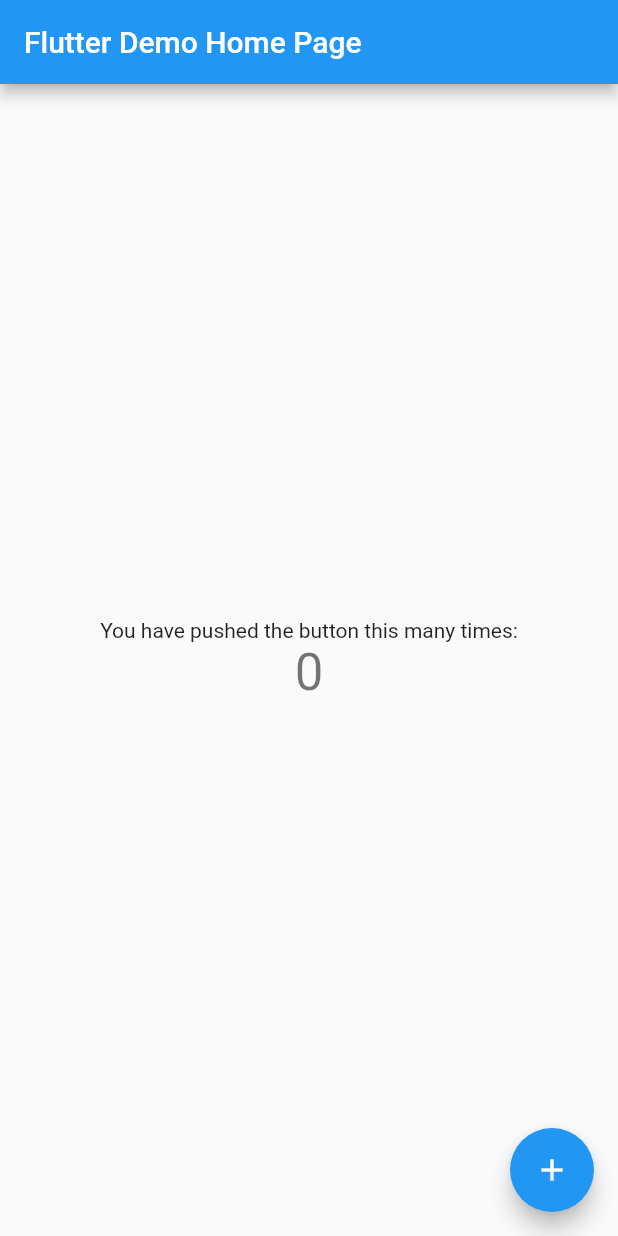
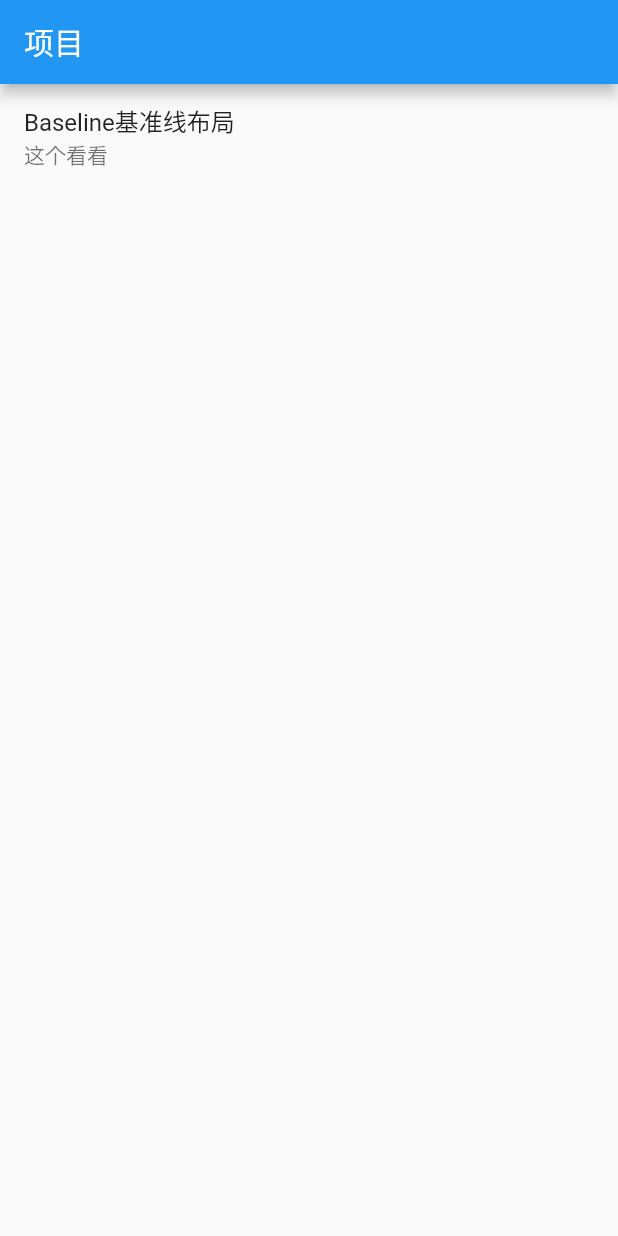
Before and after one commit to 1990jiang/flutterStudy, a Flutter app: the screen it shows after launch, on a phone screen of 412 x 824 dp. Run offline on Flutter 3.47's test engine with Material 2 defaults, Android fonts, the phone set to English and light mode, and no system bars.

Commit message:
第一个实例

```diff
--- a/lib/main.dart
+++ b/lib/main.dart
@@ -1,111 +1,47 @@
 import 'package:flutter/material.dart';
+import './tutorial1/tutorialOne.dart';
 
-void main() => runApp(MyApp());
+void main() => runApp(new MyApp());
 
 class MyApp extends StatelessWidget {
-  // This widget is the root of your application.
   @override
   Widget build(BuildContext context) {
     return MaterialApp(
-      title: 'Flutter Demo',
-      theme: ThemeData(
-        // This is the theme of your application.
-        //
-        // Try running your application with "flutter run". You'll see the
-        // application has a blue toolbar. Then, without quitting the app, try
-        // changing the primarySwatch below to Colors.green and then invoke
-        // "hot reload" (press "r" in the console where you ran "flutter run",
-        // or simply save your changes to "hot reload" in a Flutter IDE).
-        // Notice that the counter didn't reset back to zero; the application
-        // is not restarted.
-        primarySwatch: Colors.blue,
-      ),
-      home: MyHomePage(title: 'Flutter Demo Home Page'),
+        title: "标题", debugShowCheckedModeBanner: false, home: PeoplePage());
+  }
+}
+
+class PeoplePage extends StatelessWidget {
+  @override
+  Widget build(BuildContext context) {
+    return Scaffold(
+        appBar: AppBar(
+          title: Text("项目"),
+        ),
+        body: ListView(
+          children: <Widget>[
+            ListTileW("Baseline基准线布局", "这个看看", TutorialOneDemo()),
+          ],
+        ));
+  }
+}
+
+class ListTileW extends StatelessWidget {
+  const ListTileW(this.title, this.subTitle, this.pushWidget);
+  final String title;
+  final String subTitle;
+  final Widget pushWidget;
+
+  @override
+  Widget build(BuildContext context) {
+    return ListTile(
+      title: Text(title),
+      subtitle: Text(subTitle),
+      onTap: () {
+        Navigator.push(context, MaterialPageRoute(builder: (context) {
+          return pushWidget;
+        }));
+      },
     );
   }
 }
-
-class MyHomePage extends StatefulWidget {
-  MyHomePage({Key key, this.title}) : super(key: key);
-
-  // This widget is the home page of your application. It is stateful, meaning
-  // that it has a State object (defined below) that contains fields that affect
-  // how it looks.
-
-  // This class is the configuration for the state. It holds the values (in this
-  // case the title) provided by the parent (in this case the App widget) and
-  // used by the build method of the State. Fields in a Widget subclass are
-  // always marked "final".
-
-  final String title;
-
-  @override
-  _MyHomePageState createState() => _MyHomePageState();
-}
-
-class _MyHomePageState extends State<MyHomePage> {
-  int _counter = 0;
-
-  void _incrementCounter() {
-    setState(() {
-      // This call to setState tells the Flutter framework that something has
-      // changed in this State, which causes it to rerun the build method below
-      // so that the display can reflect the updated values. If we changed
-      // _counter without calling setState(), then the build method would not be
-      // called again, and so nothing would appear to happen.
-      _counter++;
-    });
-  }
-
-  @override
-  Widget build(BuildContext context) {
-    // This method is rerun every time setState is called, for instance as done
-    // by the _incrementCounter method above.
-    //
-    // The Flutter framework has been optimized to make rerunning build methods
-    // fast, so that you can just rebuild anything that needs updating rather
-    // than having to individually change instances of widgets.
-    return Scaffold(
-      appBar: AppBar(
-        // Here we take the value from the MyHomePage object that was created by
-        // the App.build method, and use it to set our appbar title.
-        title: Text(widget.title),
-      ),
-      body: Center(
-        // Center is a layout widget. It takes a single child and positions it
-        // in the middle of the parent.
-        child: Column(
-          // Column is also layout widget. It takes a list of children and
-          // arranges them vertically. By default, it sizes itself to fit its
-          // children horizontally, and tries to be as tall as its parent.
-          //
-          // Invoke "debug painting" (press "p" in the console, choose the
-          // "Toggle Debug Paint" action from the Flutter Inspector in Android
-          // Studio, or the "Toggle Debug Paint" command in Visual Studio Code)
-          // to see the wireframe for each widget.
-          //
-          // Column has various properties to control how it sizes itself and
-          // how it positions its children. Here we use mainAxisAlignment to
-          // center the children vertically; the main axis here is the vertical
-          // axis because Columns are vertical (the cross axis would be
-          // horizontal).
-          mainAxisAlignment: MainAxisAlignment.center,
-          children: <Widget>[
-            Text(
-              'You have pushed the button this many times:',
-            ),
-            Text(
-              '$_counter',
-              style: Theme.of(context).textTheme.display1,
-            ),
-          ],
-        ),
-      ),
-      floatingActionButton: FloatingActionButton(
-        onPressed: _incrementCounter,
-        tooltip: 'Increment',
-        child: Icon(Icons.add),
-      ), // This trailing comma makes auto-formatting nicer for build methods.
-    );
-  }
-}
```
Also changed, not shown: lib/tutorial1/tutorialOne.dart (added, +23 -0 lines).
